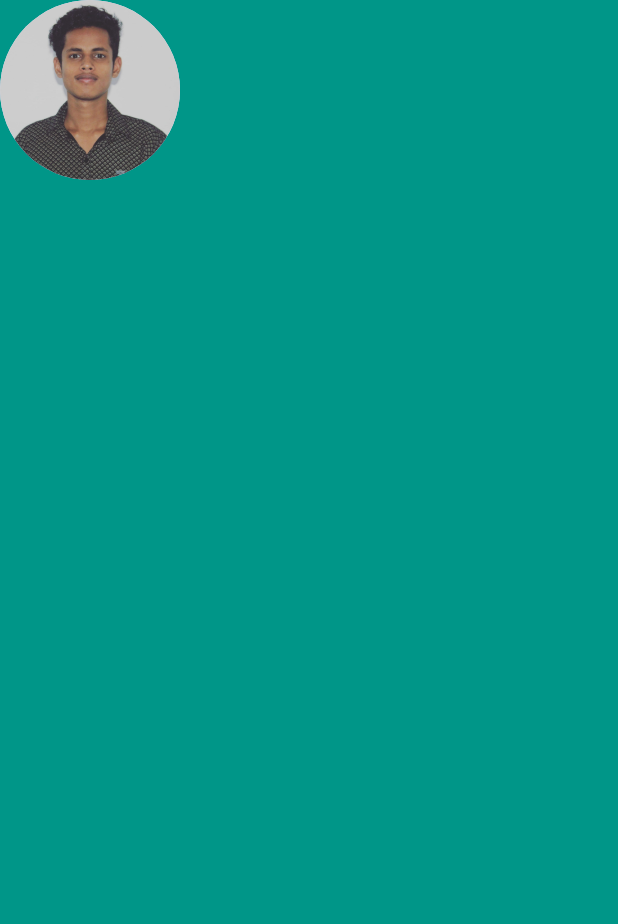
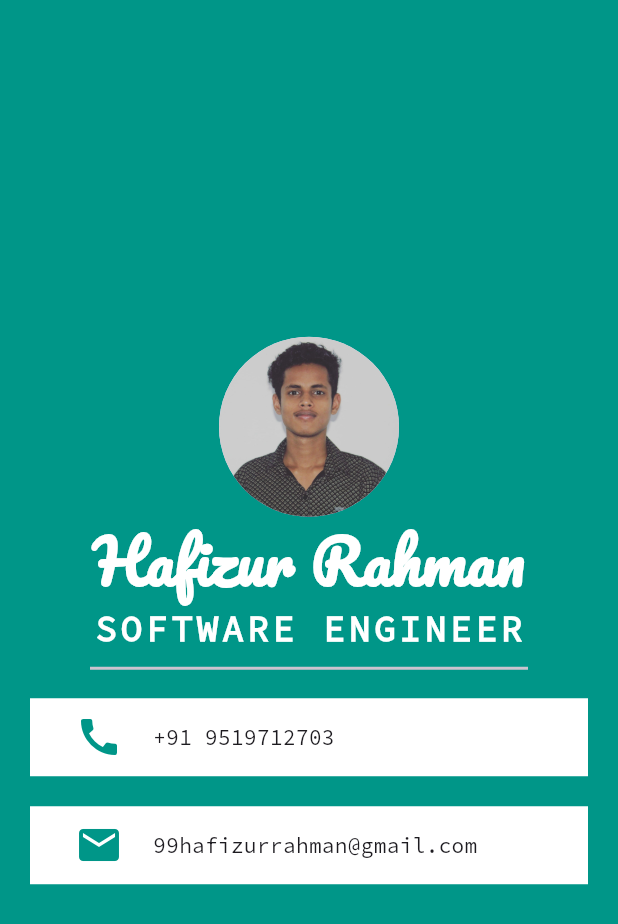
Before and after one commit to hafeez25/mi_card_flutter, a Flutter app: the screen it shows after launch, on a phone screen of 412 x 824 dp. Shown: the top 924 px of the screen. Run offline on Flutter 3.47's test engine with Material 3 defaults, Android fonts, the phone set to English and light mode, and no system bars.

Commit message:
card added

```diff
--- a/lib/main.dart
+++ b/lib/main.dart
@@ -16,16 +16,80 @@ class MyApp extends StatelessWidget {
           colorScheme: ColorScheme.fromSeed(seedColor: Colors.deepPurple),
           useMaterial3: true,
         ),
-        home: const Scaffold(
+        home: Scaffold(
           backgroundColor: Colors.teal,
           body: SafeArea(
+            child: Center(
               child: Column(
+                mainAxisAlignment: MainAxisAlignment.center,
                 children: [
                   CircleAvatar(
                     radius: 60,
                     backgroundImage: AssetImage('images/hafizur.jpg'),
+                  ),
+                  Text(
+                    'Hafizur Rahman',
+                    style: TextStyle(
+                        fontSize: 40,
+                        color: Colors.white,
+                        fontWeight: FontWeight.bold,
+                        fontFamily: 'Pacifico'),
+                  ),
+                  Text(
+                    'SOFTWARE ENGINEER',
+                    style: TextStyle(
+                        fontFamily: 'SourceCodePro',
+                        fontSize: 24,
+                        color: Colors.white,
+                        fontWeight: FontWeight.bold,
+                        letterSpacing: 2.5),
+                  ),
+                  Divider(
+                    height: 20,
+                    thickness: 2,
+                    indent: 60,
+                    endIndent: 60,
+                  ),
+                  Container(
+                    color: Colors.white,
+                    margin: EdgeInsets.symmetric(vertical: 10, horizontal: 20),
+                    padding: EdgeInsets.symmetric(vertical: 10, horizontal: 30),
+                    child: const Row(
+                      children: [
+                        Icon(
+                          Icons.call,
+                          color: Colors.teal,
+                          size: 32,
+                        ),
+                        SizedBox(width: 20,),
+                        Text(
+                          '+91 9519712703',
+                          style: TextStyle(fontFamily: 'SourceCodePro'),
                         )
                       ],
+                    ),
+                  ),
+                  Container(
+                    color: Colors.white,
+                    margin: EdgeInsets.symmetric(vertical: 10, horizontal: 20),
+                    padding: EdgeInsets.symmetric(vertical: 10, horizontal: 30),
+                    child: const Row(
+                      children: [
+                        Icon(
+                          Icons.email,
+                          color: Colors.teal,
+                          size: 32,
+                        ),
+                        SizedBox(width: 20,),
+                        Text(
+                          '99hafizurrahman@gmail.com',
+                          style: TextStyle(fontFamily: 'SourceCodePro'),
+                        )
+                      ],
+                    ),
+                  ),
+                ],
+              ),
             ),
           ),
         ));
```
Also changed, not shown: pubspec.yaml (+8 -6 lines), fonts/Pacifico-Regular.ttf (added), fonts/SourceCodePro-Regular.ttf (added). Lines whose indentation alone changed are shown as unchanged.
